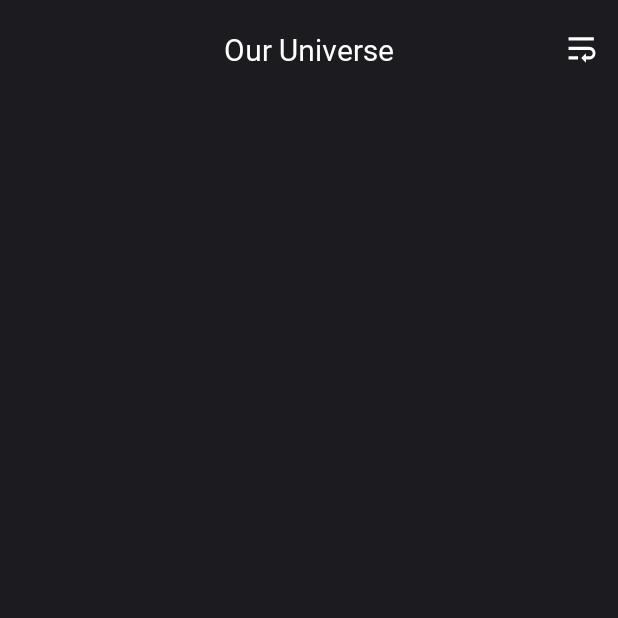
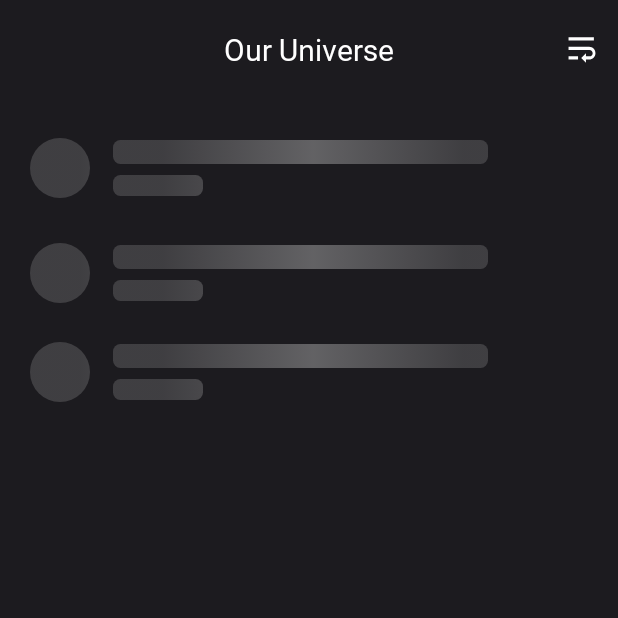
Before and after one commit to liviu-timar/astroviewer, an Android app built with Jetpack Compose: the screen it shows after launch (MainActivity), on a phone screen of 412 x 824 dp, the top half of it. Run offline under Robolectric (Android 15) with nearby library versions, the phone set to English and light mode, and no system bars; our stand-ins replace Dagger/Hilt's generated code, Room's generated code, livedata-compose; 1 statement that could not run was skipped.

Commit message:
Added shimmer effect when loading picture list

```diff
--- /dev/null
+++ b/app/src/main/java/com/adyen/android/assignment/ui/screens/common/Shimmer.kt
@@ -0,0 +1,36 @@
+package com.adyen.android.assignment.ui.screens.common
+
+import androidx.compose.animation.core.*
+import androidx.compose.runtime.Composable
+import androidx.compose.ui.graphics.Brush
+import androidx.compose.ui.graphics.Color
+
+@Composable
+fun Shimmer(content: @Composable Brush.() -> Unit) {
+    val transition = rememberInfiniteTransition()
+    val translateAnimation = transition.animateFloat(
+        initialValue = 0f,
+        targetValue = 1000f,
+        animationSpec = infiniteRepeatable(
+            animation = tween(
+                durationMillis = 1000,
+                easing = LinearEasing
+            ),
+            repeatMode = RepeatMode.Restart
+        )
+    )
+
+    val shimmerColors = listOf(
+        Color.LightGray.copy(alpha = 0.2f),
+        Color.LightGray.copy(alpha = 0.4f),
+        Color.LightGray.copy(alpha = 0.2f),
+    )
+    val gradientWidth = 300
+    val brush = Brush.horizontalGradient(
+        colors = shimmerColors,
+        startX = translateAnimation.value - gradientWidth / 2,
+        endX = translateAnimation.value + gradientWidth / 2
+    )
+
+    content(brush)
+}
--- a/app/src/main/java/com/adyen/android/assignment/ui/screens/picturelist/AstronomyPictureListScreen.kt
+++ b/app/src/main/java/com/adyen/android/assignment/ui/screens/picturelist/AstronomyPictureListScreen.kt
@@ -57,14 +57,17 @@ fun AstronomyPictureListScreen(viewModel: AstronomyPictureListViewModel, navCont
             title = stringResource(id = R.string.our_universe),
             onSortClick = { showSortPicturesDialog = true }
         )
+
+        pictureList?.let { pictures ->
             PictureList(
-            pictureList = pictureList,
+                pictures = pictures,
                 onRowClick = { pictureId ->
                     navController.navigate(
                         PictureRoutes.PictureDetails.createRouteWithArgs(pictureId = pictureId)
                     )
                 }
             )
+        } ?: Shimmer { ShimmerPictureList(brush = this) }
     }
 
     if (showSortPicturesDialog) {
@@ -83,8 +86,7 @@ fun AstronomyPictureListScreen(viewModel: AstronomyPictureListViewModel, navCont
 }
 
 @Composable
-private fun PictureList(pictureList: List<AstronomyPicture>?, onRowClick: (pictureId: Int) -> Unit) {
-    pictureList?.let { pictures ->
+private fun PictureList(pictures: List<AstronomyPicture>, onRowClick: (pictureId: Int) -> Unit) {
     if (pictures.isNotEmpty()) {
         LazyColumn(
             contentPadding = PaddingValues(horizontal = 20.dp, vertical = 25.dp),
@@ -95,7 +97,6 @@ private fun PictureList(pictureList: List<AstronomyPicture>?, onRowClick: (pictu
                     picture = picture,
                     onClick = { pictureId -> onRowClick(pictureId) }
                 )
-                }
             }
         }
     }
@@ -263,7 +264,7 @@ fun PreviewPictureRow(@PreviewParameter(PreviewPictureProvider::class) picture:
 @Preview(showBackground = true)
 @Composable
 fun PreviewPictureList(@PreviewParameter(PreviewPictureListProvider::class) pictureList: List<AstronomyPicture>) {
-    PictureList(pictureList = pictureList, onRowClick = {})
+    PictureList(pictures = pictureList, onRowClick = {})
 }
 
 @Preview(showBackground = true)
--- /dev/null
+++ b/app/src/main/java/com/adyen/android/assignment/ui/screens/picturelist/AstronomyPictureListShimmer.kt
@@ -0,0 +1,58 @@
+package com.adyen.android.assignment.ui.screens.picturelist
+
+import androidx.compose.foundation.background
+import androidx.compose.foundation.layout.*
+import androidx.compose.foundation.shape.CircleShape
+import androidx.compose.foundation.shape.RoundedCornerShape
+import androidx.compose.runtime.Composable
+import androidx.compose.ui.Alignment
+import androidx.compose.ui.Modifier
+import androidx.compose.ui.draw.clip
+import androidx.compose.ui.graphics.Brush
+import androidx.compose.ui.unit.Dp
+import androidx.compose.ui.unit.dp
+
+@Composable
+fun ShimmerPictureList(brush: Brush) {
+    Column(modifier = Modifier.padding(horizontal = 20.dp, vertical = 25.dp)) {
+        ShimmerPictureRow(brush = brush)
+        Spacer(modifier = Modifier.height(30.dp))
+        ShimmerPictureRow(brush = brush)
+        Spacer(modifier = Modifier.height(26.dp))
+        ShimmerPictureRow(brush = brush)
+    }
+}
+
+@Composable
+private fun ShimmerPictureRow(brush: Brush) {
+    Row(verticalAlignment = Alignment.CenterVertically) {
+        ShimmerImage(brush = brush)
+        Spacer(modifier = Modifier.width(15.dp))
+        Column {
+            ShimmerText(width = 250.dp, height = 16.dp, brush = brush)
+            Spacer(modifier = Modifier.height(7.dp))
+            ShimmerText(width = 60.dp, height = 14.dp, brush = brush)
+        }
+    }
+}
+
+@Composable
+private fun ShimmerImage(brush: Brush) {
+    Spacer(
+        modifier = Modifier
+            .size(40.dp)
+            .clip(shape = CircleShape)
+            .background(brush = brush)
+    )
+}
+
+@Composable
+private fun ShimmerText(width: Dp, height: Dp, brush: Brush) {
+    Spacer(
+        modifier = Modifier
+            .width(width)
+            .height(height)
+            .clip(shape = RoundedCornerShape(size = 5.dp))
+            .background(brush = brush)
+    )
+}
```
Lines whose indentation alone changed are shown as unchanged.
